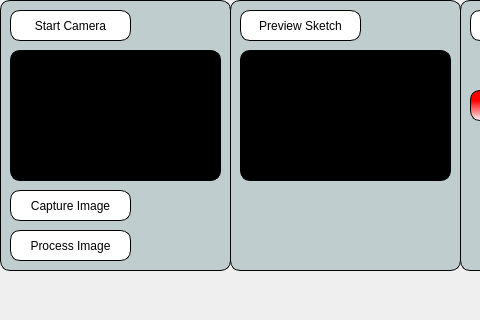
Qt form src/picasso_ui/testui/mainwindow.ui (JoeUTS/Robotics2) before a commit; both pictures show x 0 to 480 and y 0 to 320 of the 800 by 600 pixel window.
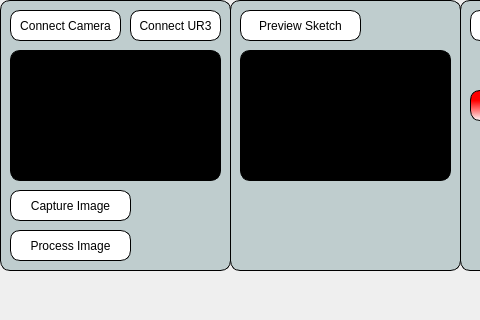
The same form after that commit.

Diff of the .ui file:
```diff
--- a/src/picasso_ui/testui/mainwindow.ui
+++ b/src/picasso_ui/testui/mainwindow.ui
@@ -36,7 +36,7 @@
       <rect>
        <x>10</x>
        <y>10</y>
-       <width>121</width>
+       <width>111</width>
        <height>31</height>
       </rect>
      </property>
@@ -44,7 +44,7 @@
       <string notr="true">background: white;</string>
      </property>
      <property name="text">
-      <string>Start Camera</string>
+      <string>Connect Camera</string>
      </property>
     </widget>
     <widget class="QWidget" name="viewfinderPlaceholder" native="true">
@@ -92,6 +92,22 @@
       <string>Process Image</string>
      </property>
     </widget>
+    <widget class="QPushButton" name="connectUR3">
+     <property name="geometry">
+      <rect>
+       <x>130</x>
+       <y>10</y>
+       <width>91</width>
+       <height>31</height>
+      </rect>
+     </property>
+     <property name="styleSheet">
+      <string notr="true">background: white;</string>
+     </property>
+     <property name="text">
+      <string>Connect UR3</string>
+     </property>
+    </widget>
    </widget>
    <widget class="QWidget" name="widget_3" native="true">
     <property name="geometry">
```
